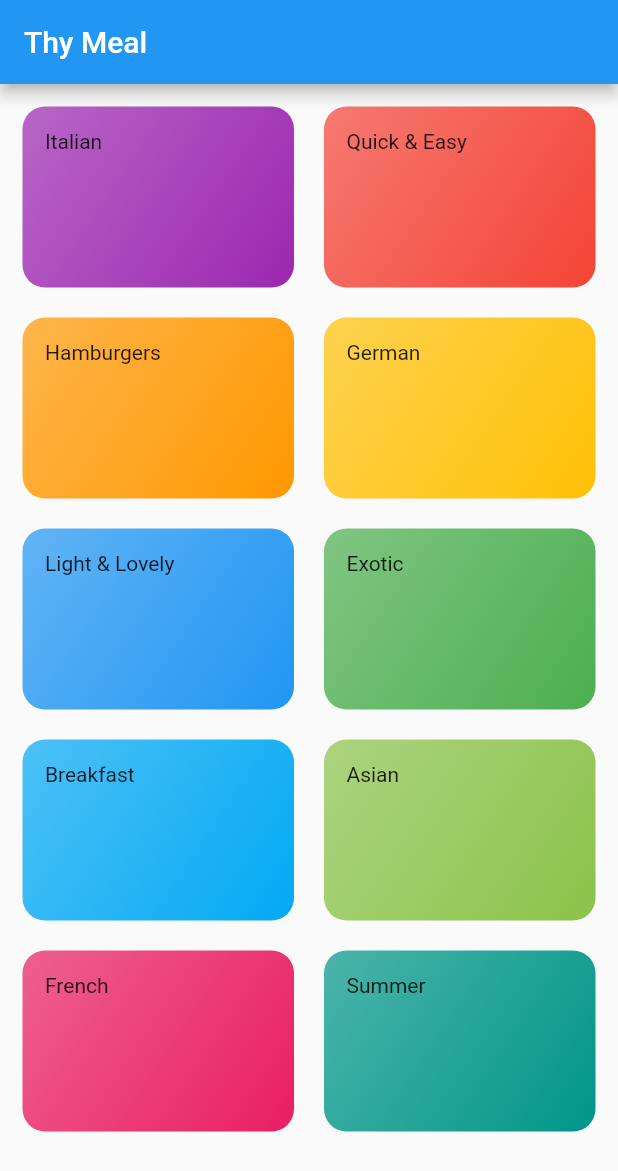
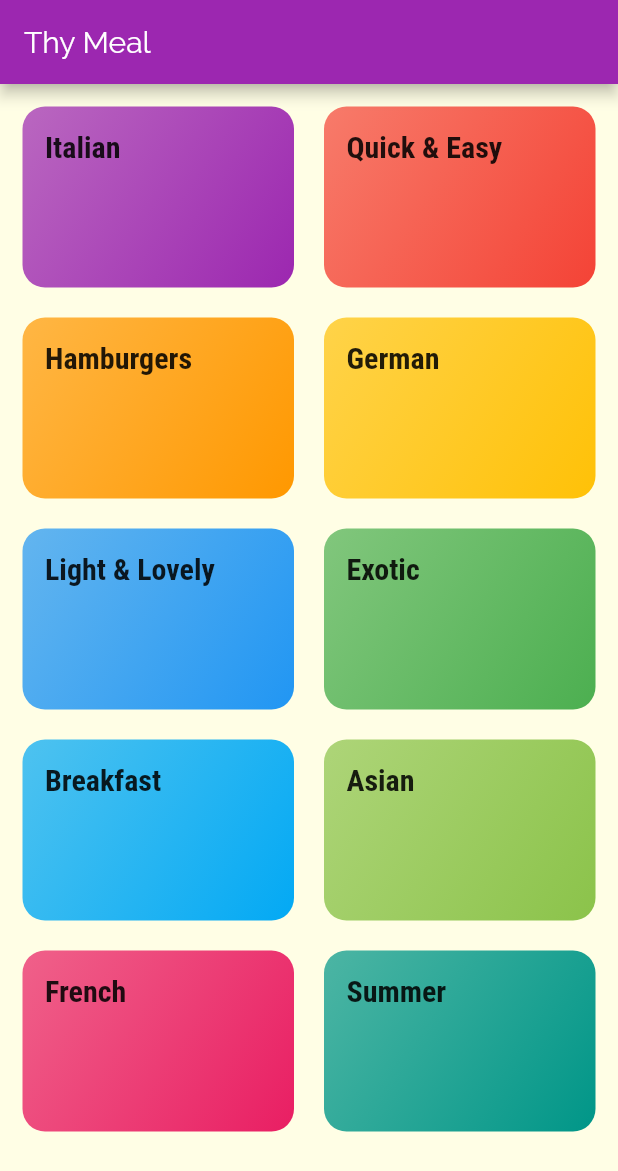
Before and after one commit to nvshah/CookAt, a Flutter app: the screen it shows after launch, on a phone screen of 412 x 824 dp. Shown: the top 1171 px of the screen. Run offline on Flutter 3.47's test engine with Material 2 defaults, Android fonts, the phone set to English and light mode, and no system bars.

Commit message:
Added fonts & theming a little bit Initiate Navigation process for Category Item details page

```diff
--- a/lib/category_item.dart
+++ b/lib/category_item.dart
@@ -1,4 +1,6 @@
 import 'package:flutter/material.dart';
+
+import './categories_screen.dart';
 
 class CategoryItem extends StatelessWidget {
   final String title;
@@ -6,11 +8,26 @@ class CategoryItem extends StatelessWidget {
 
   CategoryItem(this.title, this.color);
 
+  void selectCategory(BuildContext ctxt) {
+    Navigator.of(ctxt).push(MaterialPageRoute(
+      builder: (_) {
+        return CategoriesScreen();
+      },
+    ));
+  }
+
   @override
   Widget build(BuildContext context) {
-    return Container(
+    return InkWell(
+      onTap: () => selectCategory(context),
+      splashColor: Theme.of(context).primaryColor,
+      borderRadius: BorderRadius.circular(15),
+      child: Container(
         padding: const EdgeInsets.all(15),
-      child: Text(title),
+        child: Text(
+          title,
+          style: Theme.of(context).textTheme.title,
+        ),
         decoration: BoxDecoration(
           gradient: LinearGradient(
             colors: [
@@ -23,6 +40,7 @@ class CategoryItem extends StatelessWidget {
           ),
           borderRadius: BorderRadius.circular(15),
         ),
+      ),
     );
   }
 }
--- a/lib/main.dart
+++ b/lib/main.dart
@@ -10,8 +10,23 @@ class MyApp extends StatelessWidget {
     return MaterialApp(
       title: 'Meals App',
       theme: ThemeData(
-        primarySwatch: Colors.blue,
-      ),
+          primarySwatch: Colors.purple,
+          accentColor: Colors.pinkAccent,
+          canvasColor: Color.fromRGBO(255, 254, 229, 1),
+          fontFamily: 'Raleway',
+          textTheme: ThemeData.light().textTheme.copyWith(
+                body1: TextStyle(
+                  color: Color.fromRGBO(20, 51, 51, 1),
+                ),
+                body2: TextStyle(
+                  color: Color.fromRGBO(20, 51, 51, 1),
+                ),
+                title: TextStyle(
+                  fontSize: 20,
+                  fontFamily: 'RobotoCondensed',
+                  fontWeight: FontWeight.bold,
+                ),
+              )),
       //Widget that points as first screen in application
       home: CategoriesScreen(),
     );
```
Also changed, not shown: pubspec.yaml (+17 -6 lines), assets/fonts/Raleway-Black.ttf (added), assets/fonts/Raleway-Bold.ttf (added), assets/fonts/Raleway-Regular.ttf (added), assets/fonts/RobotoCondensed-Bold.ttf (added), assets/fonts/RobotoCondensed-Italic.ttf (added), assets/fonts/RobotoCondensed-Light.ttf (added), assets/fonts/RobotoCondensed-Regular.ttf (added). Lines whose indentation alone changed are shown as unchanged.
